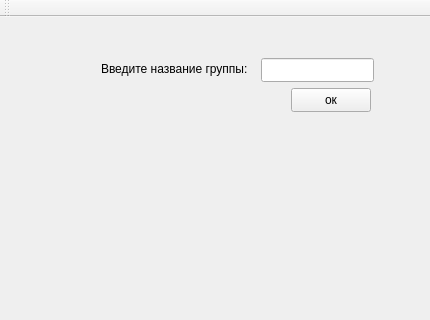
First picture: the form in QTMessenger/InterfaceWindow.ui, repository MisterMax707/QTMessenger, before the edit; both pictures show x 0 to 430 and y 0 to 320 of the 430 by 600 pixel window.
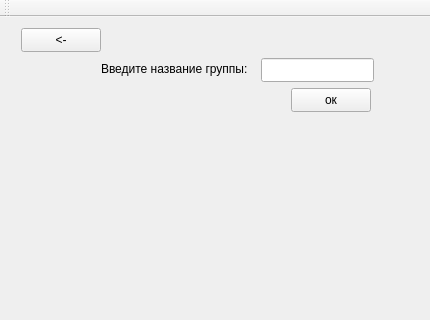
Second picture: the form after the edit. The open tabs and pages were chosen to show the change.

The edit to the form file:
```diff
--- a/QTMessenger/InterfaceWindow.ui
+++ b/QTMessenger/InterfaceWindow.ui
@@ -148,6 +148,19 @@
          <string>ок</string>
         </property>
        </widget>
+       <widget class="QPushButton" name="pushButton_returnToPageCreateGroupOrContact">
+        <property name="geometry">
+         <rect>
+          <x>10</x>
+          <y>0</y>
+          <width>80</width>
+          <height>24</height>
+         </rect>
+        </property>
+        <property name="text">
+         <string>&lt;-</string>
+        </property>
+       </widget>
       </widget>
      </widget>
     </item>
```
Left out of the diff: 4 changed lines with no effect on the pictures.
